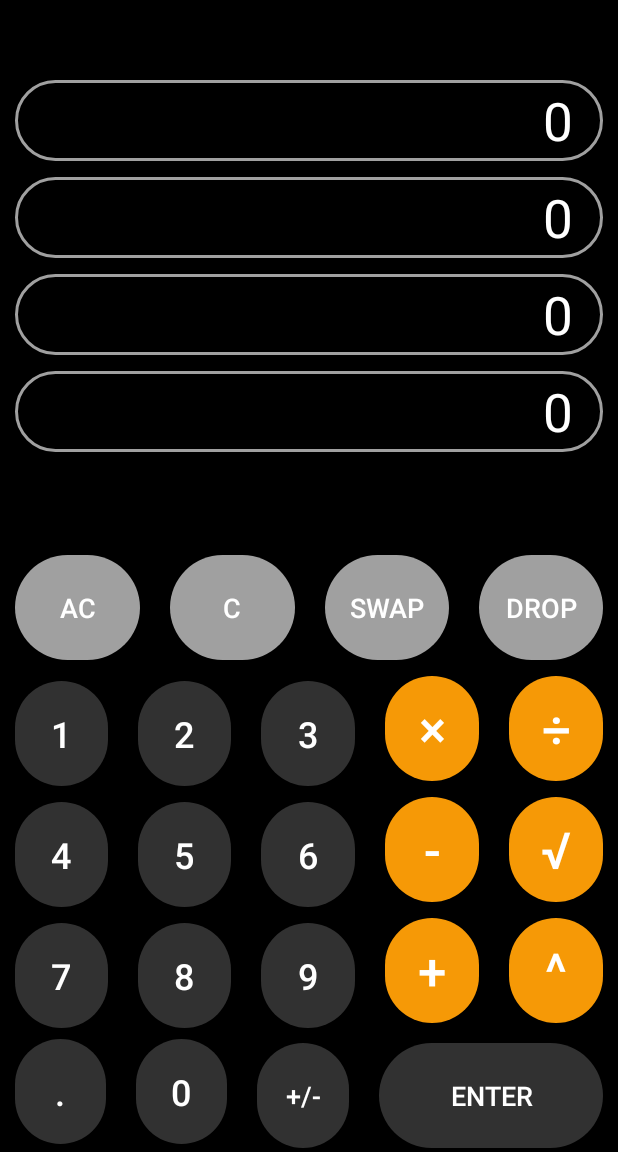
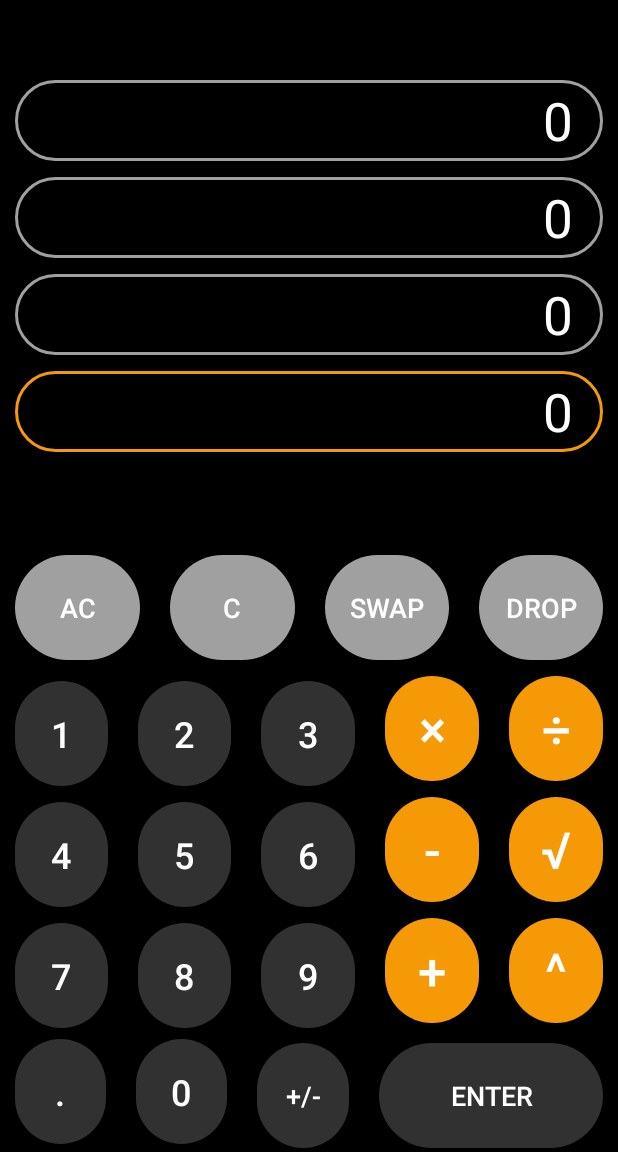
Before and after one commit to wachuuu/RPN-calculator, an Android app: the screen it shows after launch (MainActivity), on a phone screen of 412 x 824 dp, the part 84-1236 px from its top. Run offline under Robolectric (Android 15) with nearby library versions, the phone set to English and light mode, and no system bars.

Commit message:
first row highlight

```diff
--- a/app/src/main/res/layout/activity_main.xml
+++ b/app/src/main/res/layout/activity_main.xml
@@ -72,6 +72,7 @@
             android:layout_marginHorizontal="10dp"
             android:layout_marginVertical="5dp"
             android:background="@drawable/border"
+            android:backgroundTint="@color/accent"
             android:padding="3dp"
             android:paddingStart="20dp"
             android:paddingEnd="20dp"
```
